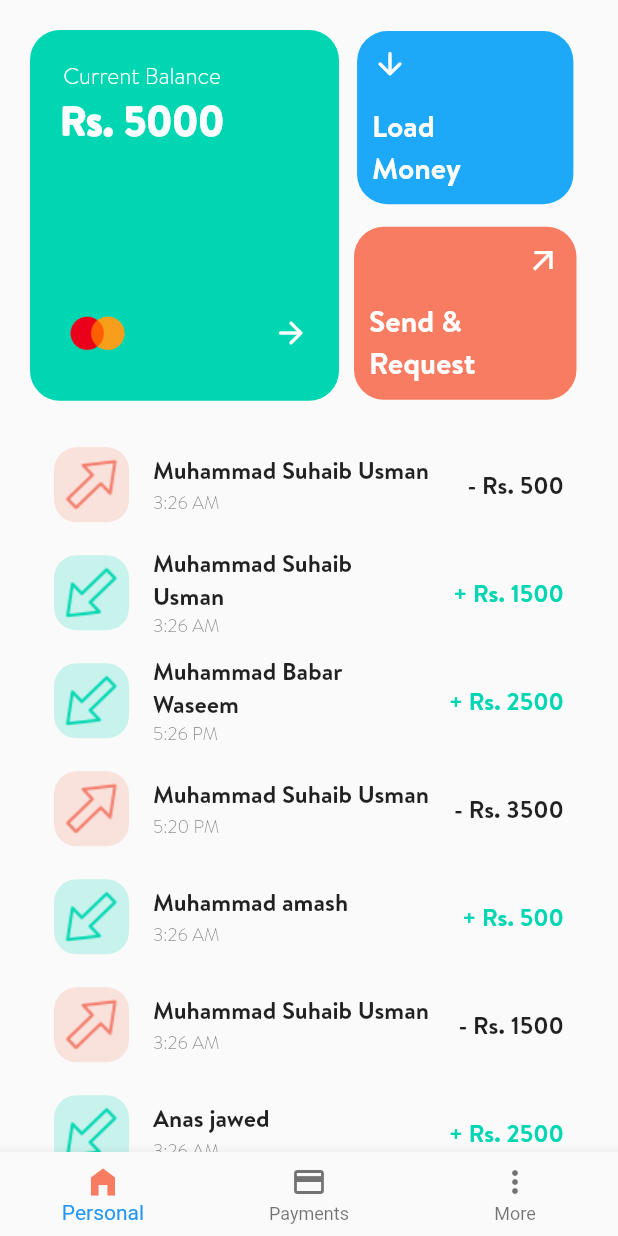
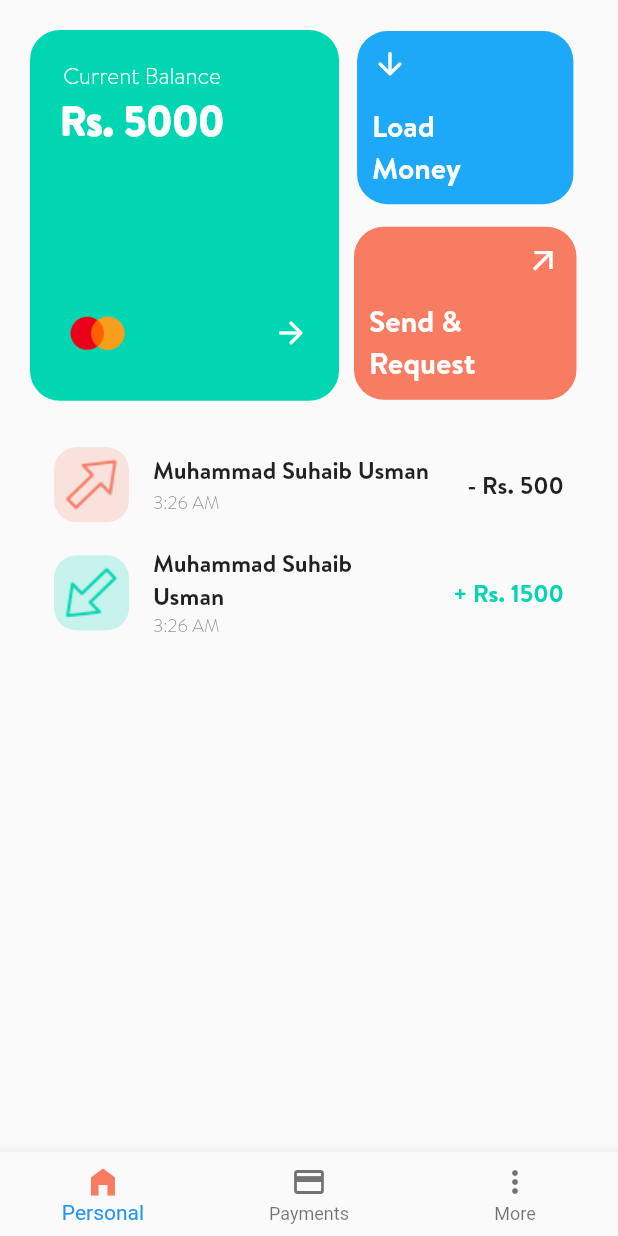
Before and after one commit to Suhaibusman/Sadapay-Clone, a Flutter app: the screen it shows after launch, on a phone screen of 412 x 824 dp. Run offline on Flutter 3.47's test engine with Material 2 defaults, Android fonts, the phone set to English and light mode, and no system bars.

Commit message:
sadapay clone

```diff
--- a/lib/data/balance_record.dart
+++ b/lib/data/balance_record.dart
@@ -15,3 +15,9 @@ balance
     return balance;
   }
 }
+
+class add{
+  static List addBalance = [];
+
+
+}
--- a/lib/data/transaction_record.dart
+++ b/lib/data/transaction_record.dart
@@ -28,44 +28,53 @@ TransactionPart({
   required this.isSent
 });
 
+static List<TransactionPart> transaction=[
+ TransactionPart(transactiondate: "21 September 2023", senderbankname: "Sadapay", sendername: "Muhammad Suhaib Usman", amount: 500, recievername: "Muhammad Suhaib Usman", transactiontime: "3:26 AM", recieverbankname: "NayaPay", sendernumber: "3112136120", recievernumber: "3112136120", refrencenumber: 920065, servicecharges: 0, isRecieved: false , isSent: true),
+TransactionPart(transactiondate: "21 September 2023", senderbankname: "EasyPaisa", sendername: "Muhammad Suhaib Usman", amount: 1500, recievername: "Muhammad Suhaib Usman", transactiontime: "3:26 AM", recieverbankname: "NayaPay", sendernumber: "3112136120", recievernumber: "3112136120", refrencenumber: 920065, servicecharges: 0, isRecieved: true , isSent: false)
+];
+
+static List<TransactionPart> getTransactionPart(){
+
+  // transaction.add(
 
 
-static List<TransactionPart> getTransactionPart(){
-  List<TransactionPart> transaction=[];
+  // );
+  // transaction.add(
 
-  transaction.add(
+  //
+  // );
+  //    transaction.add(
 
-    TransactionPart(transactiondate: "21 September 2023", senderbankname: "Sadapay", sendername: "Muhammad Suhaib Usman", amount: 500, recievername: "Muhammad Suhaib Usman", transactiontime: "3:26 AM", recieverbankname: "NayaPay", sendernumber: "3112136120", recievernumber: "3112136120", refrencenumber: 920065, servicecharges: 0, isRecieved: false , isSent: true)
-  );
-  transaction.add(
+  //   TransactionPart(transactiondate: "21 September 2023", senderbankname: "Sadapay", sendername: "Muhammad Babar Waseem", amount: 2500, recievername: "Muhammad Suhaib Usman", transactiontime: "5:26 PM", recieverbankname: "SadaPay", sendernumber: "3313262895", recievernumber: "3112136120", refrencenumber: 920065, servicecharges: 0, isRecieved: true , isSent: false)
+  // );
+  // transaction.add(
 
-    TransactionPart(transactiondate: "21 September 2023", senderbankname: "EasyPaisa", sendername: "Muhammad Suhaib Usman", amount: 1500, recievername: "Muhammad Suhaib Usman", transactiontime: "3:26 AM", recieverbankname: "NayaPay", sendernumber: "3112136120", recievernumber: "3112136120", refrencenumber: 920065, servicecharges: 0, isRecieved: true , isSent: false)
-  );
-     transaction.add(
+  //   TransactionPart(transactiondate: "20 September 2023", senderbankname: "Sadapay", sendername: "Muhammad Saad Khan", amount: 3500, recievername: "Muhammad Suhaib Usman", transactiontime: "5:20 PM", recieverbankname: "NayaPay", sendernumber: "3112136120", recievernumber: "3112136120", refrencenumber: 920065, servicecharges: 0, isRecieved: false , isSent: true)
+  // );
+  //   transaction.add(
 
-    TransactionPart(transactiondate: "21 September 2023", senderbankname: "Sadapay", sendername: "Muhammad Babar Waseem", amount: 2500, recievername: "Muhammad Suhaib Usman", transactiontime: "5:26 PM", recieverbankname: "SadaPay", sendernumber: "3313262895", recievernumber: "3112136120", refrencenumber: 920065, servicecharges: 0, isRecieved: true , isSent: false)
-  );
-  transaction.add(
+  //   TransactionPart(transactiondate: "18 September 2023", senderbankname: "Sadapay", sendername: "Muhammad amash", amount: 500, recievername: "Muhammad Suhaib Usman", transactiontime: "3:26 AM", recieverbankname: "NayaPay", sendernumber: "3112136120", recievernumber: "3112136120", refrencenumber: 920065, servicecharges: 0, isRecieved: true , isSent: false)
+  // );
+  // transaction.add(
 
-    TransactionPart(transactiondate: "20 September 2023", senderbankname: "Sadapay", sendername: "Muhammad Saad Khan", amount: 3500, recievername: "Muhammad Suhaib Usman", transactiontime: "5:20 PM", recieverbankname: "NayaPay", sendernumber: "3112136120", recievernumber: "3112136120", refrencenumber: 920065, servicecharges: 0, isRecieved: false , isSent: true)
-  );
-    transaction.add(
+  //   TransactionPart(transactiondate: "16 September 2023", senderbankname: "Sadapay", sendername: "Muhammad Suhaib Usman", amount: 1500, recievername: "Muhammad Suhaib Usman", transactiontime: "3:28 AM", recieverbankname: "NayaPay", sendernumber: "3112136120", recievernumber: "3112136120", refrencenumber: 920065, servicecharges: 0, isRecieved: false , isSent: true)
+  // );
+  //    transaction.add(
 
-    TransactionPart(transactiondate: "18 September 2023", senderbankname: "Sadapay", sendername: "Muhammad amash", amount: 500, recievername: "Muhammad Suhaib Usman", transactiontime: "3:26 AM", recieverbankname: "NayaPay", sendernumber: "3112136120", recievernumber: "3112136120", refrencenumber: 920065, servicecharges: 0, isRecieved: true , isSent: false)
-  );
-  transaction.add(
+  //   TransactionPart(transactiondate: "15 September 2023", senderbankname: "JazzCash", sendername: "Anas jawed", amount: 2500, recievername: "Muhammad Suhaib Usman", transactiontime: "3:26 AM", recieverbankname: "SadaPay", sendernumber: "3112136120", recievernumber: "3112136120", refrencenumber: 920065, servicecharges: 0, isRecieved: true , isSent: false)
+  // );
+  // transaction.add(
 
-    TransactionPart(transactiondate: "16 September 2023", senderbankname: "Sadapay", sendername: "Muhammad Suhaib Usman", amount: 1500, recievername: "Muhammad Suhaib Usman", transactiontime: "3:26 AM", recieverbankname: "NayaPay", sendernumber: "3112136120", recievernumber: "3112136120", refrencenumber: 920065, servicecharges: 0, isRecieved: false , isSent: true)
-  );
-     transaction.add(
-
-    TransactionPart(transactiondate: "15 September 2023", senderbankname: "JazzCash", sendername: "Anas jawed", amount: 2500, recievername: "Muhammad Suhaib Usman", transactiontime: "3:26 AM", recieverbankname: "SadaPay", sendernumber: "3112136120", recievernumber: "3112136120", refrencenumber: 920065, servicecharges: 0, isRecieved: true , isSent: false)
-  );
-  transaction.add(
-
-    TransactionPart(transactiondate: "15 August 2023", senderbankname: "EasyPaisa", sendername: "Muhammad Saad Khan", amount: 3500, recievername: "Muhammad Suhaib Usman", transactiontime: "3:26 AM", recieverbankname: "Sadapay", sendernumber: "3112136120", recievernumber: "3112136120", refrencenumber: 920065, servicecharges: 0, isRecieved: true , isSent: false)
-  );
+  //   TransactionPart(transactiondate: "15 August 2023", senderbankname: "EasyPaisa", sendername: "Muhammad Saad Khan", amount: 3500, recievername: "Muhammad Suhaib Usman", transactiontime: "5:26 AM", recieverbankname: "Sadapay", sendernumber: "3112136120", recievernumber: "3112136120", refrencenumber: 920065, servicecharges: 0, isRecieved: true , isSent: false)
+  // );
  return transaction;
 }
 
+// static List addTransaction(var trDate, sndbankname, sndname, amnt, rcevername , trtime, rcvrbankname,sndnumber, reciever, refNumb, charges, recieveHogya , sentHogya){
+
+//   transaction.add();
+
+//   return transaction;
+// }
+
 }
--- a/lib/screens/personal/widgets/transactionlistwidget.dart
+++ b/lib/screens/personal/widgets/transactionlistwidget.dart
@@ -14,10 +14,14 @@ class TransactionList extends StatefulWidget {
 
 
 class _TransactionListState extends State<TransactionList> {
-    List<TransactionPart> transaction = [];
+
+    List transaction  = [];
   void _getTransactionPart() {
     setState(() {
-      transaction = TransactionPart.getTransactionPart();
+
+      transaction = TransactionPart.transaction;
+      // transaction.reversed;
+      print(transaction.reversed);
     });
   }
 
```
Also changed, not shown: lib/screens/personal/widgets/topcontainer/widgets/sendmoney/widgets/sendamountpage/sendamountpage.dart (+5 -3 lines).
